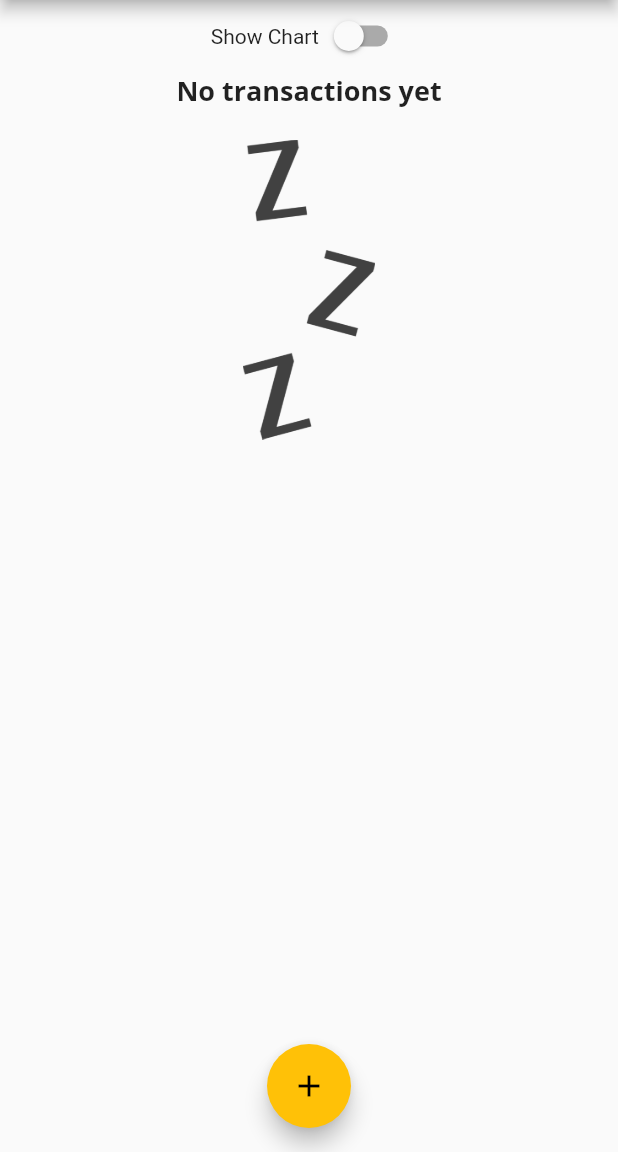
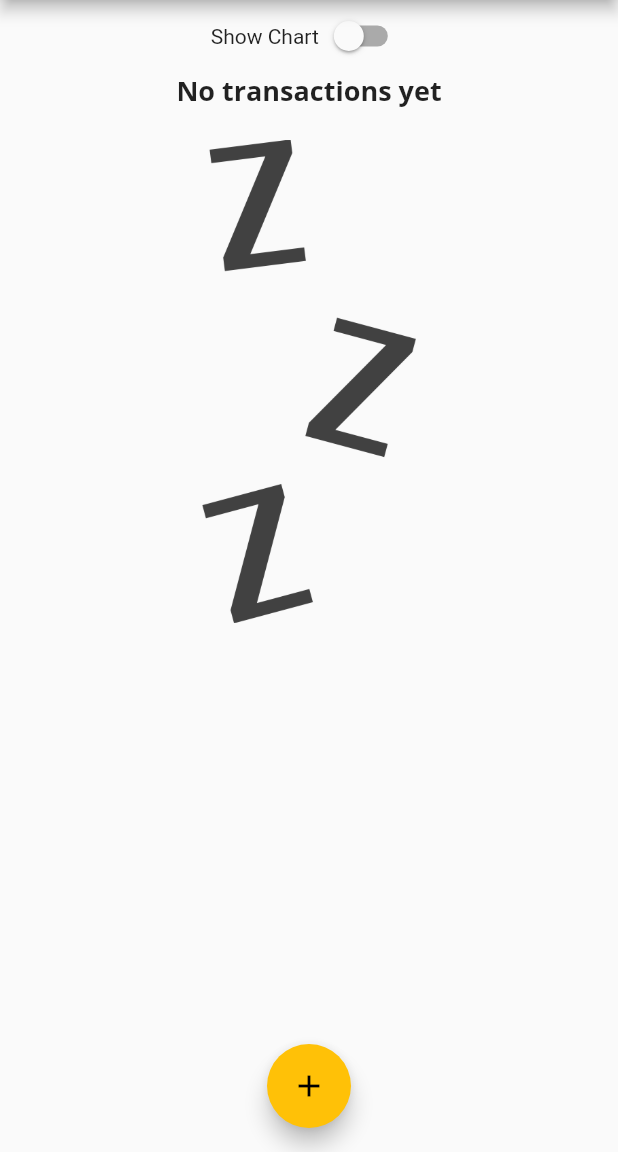
Before and after one commit to enamulhaque028/Flutter-Dart-to-Build-iOS-Android-Apps, a Flutter app: the screen it shows after launch, on a phone screen of 412 x 824 dp, the part 84-1236 px from its top. Run offline on Flutter 3.47's test engine with Material 2 defaults, Android fonts, the phone set to English and light mode, and no system bars.

Commit message:
[Sec05]Finishing Landscape Mode upto lec-10

```diff
--- a/4. personalExpensesApp/personal_expenses_app/lib/main.dart
+++ b/4. personalExpensesApp/personal_expenses_app/lib/main.dart
@@ -154,7 +154,7 @@ class _MyHomePageState extends State<MyHomePage> {
                     height: (MediaQuery.of(context).size.height -
                             appBar.preferredSize.height -
                             MediaQuery.of(context).padding.top) *
-                        0.3,
+                        0.7,
                     child: Chart(_recentTransactions),
                   )
                 : Container(
--- a/4. personalExpensesApp/personal_expenses_app/lib/widgets/transaction_list.dart
+++ b/4. personalExpensesApp/personal_expenses_app/lib/widgets/transaction_list.dart
@@ -1,4 +1,5 @@
 import 'package:flutter/material.dart';
+import 'package:flutter/rendering.dart';
 import 'package:intl/intl.dart';
 import '../models/transaction.dart';
 
@@ -9,7 +10,8 @@ class TransactionList extends StatelessWidget {
   @override
   Widget build(BuildContext context) {
     return transactions.isEmpty
-        ? Column(
+        ? LayoutBuilder(builder: (ctx, constraints) {
+            return Column(
               children: <Widget>[
                 Text(
                   'No transactions yet',
@@ -19,14 +21,15 @@ class TransactionList extends StatelessWidget {
                   height: 20,
                 ),
                 Container(
-                height: 200,
+                  height: constraints.maxHeight * 0.6,
                   child: Image.asset(
                     'assets/images/waiting.png',
                     fit: BoxFit.cover,
                   ),
                 )
               ],
-          )
+            );
+          })
         : ListView.builder(
             itemBuilder: (ctx, index) {
               return Card(
```
Lines whose indentation alone changed are shown as unchanged.
